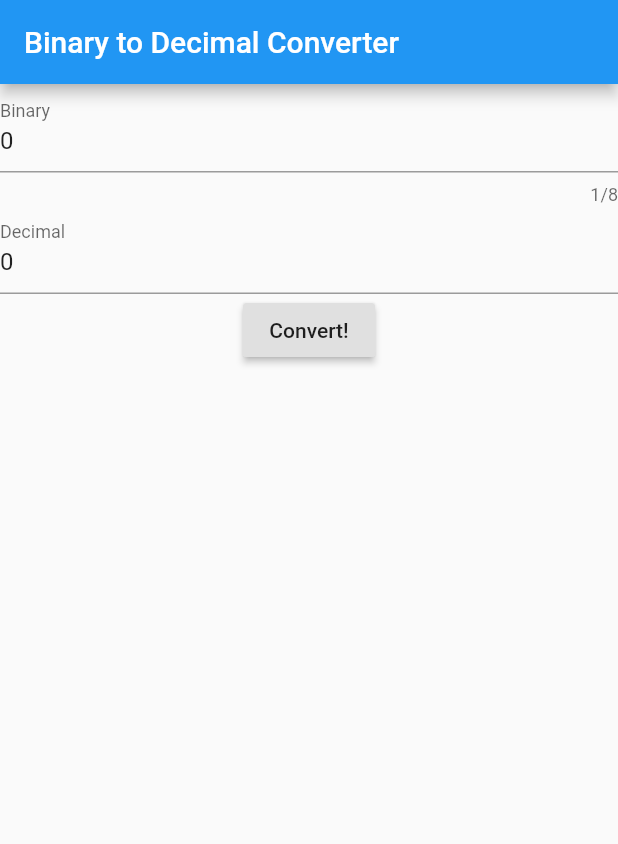
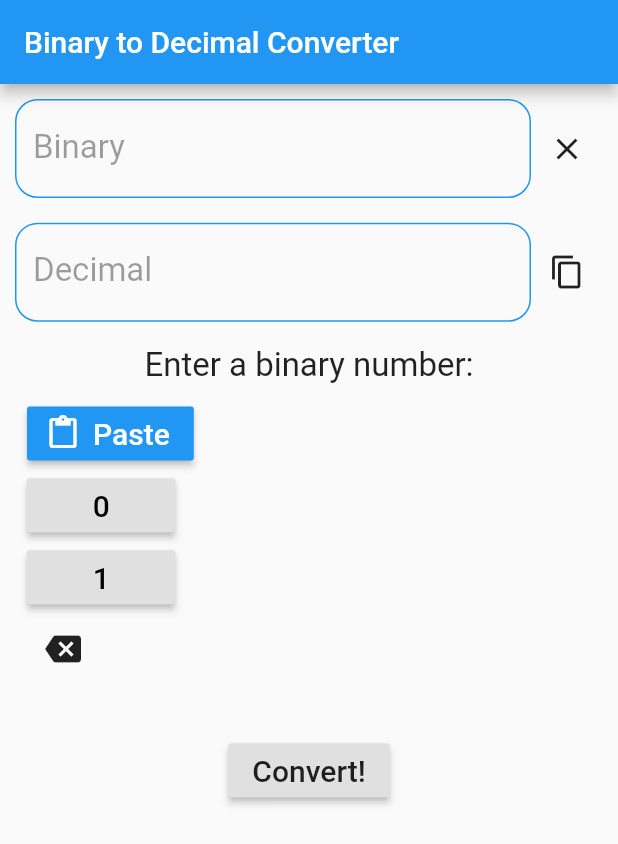
Before and after one commit to israelss/AppIdeasCollection, a Flutter app: the screen it shows after launch, on a phone screen of 412 x 824 dp. Shown: the top 844 px of the screen. Run offline on Flutter 3.47's test engine with Material 2 defaults, Android fonts, the light colour scheme and no system bars.

Commit message:
All working now (Sorry for write these awful commit messages...)

```diff
--- a/Tier1/Bin2Dec/lib/binary_formatter.dart
+++ /dev/null
@@ -1,27 +0,0 @@
-import 'package:flutter/material.dart';
-import 'package:flutter/services.dart';
-import 'package:Bin2Dec/show_alert_dialog.dart';
-
-RegExp _notZeroOrOne = RegExp(r'[^01]');
-
-class BinaryFormatter extends TextInputFormatter {
-  BuildContext context;
-  BinaryFormatter(this.context);
-  @override
-  TextEditingValue formatEditUpdate(
-      TextEditingValue oldBinaryString, TextEditingValue newBinaryString) {
-    if (newBinaryString.text.length == 0) return TextEditingValue(text: '0');
-
-    if (newBinaryString.text.indexOf(_notZeroOrOne) != -1) {
-      showAlertDialog(context, 'Input MUST be only 0\'s and 1\'s');
-      return oldBinaryString;
-    }
-
-    if (newBinaryString.text.length > 8) {
-      showAlertDialog(context, 'Input MUST be only 8 digits long');
-      return oldBinaryString;
-    }
-
-    return newBinaryString;
-  }
-}
--- a/Tier1/Bin2Dec/lib/converter.dart
+++ b/Tier1/Bin2Dec/lib/converter.dart
@@ -1,14 +1,12 @@
 RegExp _notZeroOrOne = RegExp(r'[^01]');
 
 int _binary(String s) => int.tryParse(s, radix: 2);
-int _decimal(String s) => int.tryParse(s);
+int _decimal(String s) => int.tryParse(s, radix: 10);
 
 class Converter {
   int bin2dec(String s) {
     if (s.indexOf(_notZeroOrOne) != -1)
       throw ArgumentError('Input must be only 0\'s and/or 1\'s');
-
-    if (s.length > 8) throw ArgumentError('Input must be of 8 digits or less');
 
     if (s.length == 0) return 0;
 
--- /dev/null
+++ b/Tier1/Bin2Dec/lib/converter_form/converter_form.dart
@@ -0,0 +1,65 @@
+import 'package:Bin2Dec/converter.dart';
+import 'package:Bin2Dec/converter_form/form_button_bar.dart';
+import 'package:Bin2Dec/converter_form/input_field.dart';
+import 'package:Bin2Dec/show_alert_dialog.dart';
+import 'package:flutter/material.dart';
+import 'package:flutter/services.dart';
+
+Converter converter = Converter();
+
+TextEditingController _binaryController = TextEditingController();
+TextEditingController _decimalController = TextEditingController();
+
+void _reset() {
+  _binaryController.text = '';
+  _decimalController.text = '';
+}
+
+void _copyDecimal(BuildContext context) {
+  if (_decimalController.text.isEmpty)
+    return showAlertDialog(context, 'No value to copy!');
+
+  Clipboard.setData(ClipboardData(text: _decimalController.text));
+  return showAlertDialog(context, 'Decimal copied to clipboard');
+}
+
+void Function(String) _convert = (input) {
+  if (input == '') _binaryController.text = '0';
+  return _decimalController.text = converter.bin2dec(input).toString();
+};
+
+class ConverterForm extends StatelessWidget {
+  @override
+  Widget build(BuildContext context) {
+    return Form(
+      child: Column(
+        children: <Widget>[
+          InputField(
+            label: 'Binary',
+            enabled: false,
+            readOnly: true,
+            icon: Icon(Icons.close),
+            iconAction: _reset,
+            controller: _binaryController,
+          ),
+          SizedBox(height: MediaQuery.of(context).size.height * 0.02),
+          InputField(
+            label: 'Decimal',
+            enabled: false,
+            readOnly: true,
+            icon: Icon(Icons.content_copy),
+            iconAction: () => _copyDecimal(context),
+            controller: _decimalController,
+          ),
+          SizedBox(height: MediaQuery.of(context).size.height * 0.02),
+          FormButtonBar(_binaryController),
+          SizedBox(height: MediaQuery.of(context).size.height * 0.03),
+          RaisedButton(
+            child: Text('Convert!'),
+            onPressed: () => _convert(_binaryController.text),
+          ),
+        ],
+      ),
+    );
+  }
+}
--- /dev/null
+++ b/Tier1/Bin2Dec/lib/converter_form/form_button.dart
@@ -0,0 +1,16 @@
+import 'package:flutter/material.dart';
+
+void _insertValue(TextEditingController controller, String value) =>
+    controller.text = value + controller.text;
+
+class FormButton extends StatelessWidget {
+  final String value;
+  final TextEditingController controller;
+  FormButton(this.value, this.controller);
+
+  @override
+  Widget build(BuildContext context) {
+    return RaisedButton(
+        onPressed: () => _insertValue(controller, value), child: Text(value));
+  }
+}
--- /dev/null
+++ b/Tier1/Bin2Dec/lib/converter_form/form_button_bar.dart
@@ -0,0 +1,55 @@
+import 'package:Bin2Dec/converter_form/form_button.dart';
+import 'package:Bin2Dec/show_alert_dialog.dart';
+import 'package:flutter/material.dart';
+import 'package:flutter/services.dart';
+
+TextEditingController _binaryController;
+RegExp _notZeroOrOne = RegExp(r'[^01]');
+
+void _deleteValue() {
+  if (_binaryController.text == '') return;
+  _binaryController.text =
+      _binaryController.text.substring(1, _binaryController.text.length);
+  return;
+}
+
+Future<void> _pasteToBinary(BuildContext context) async {
+  ClipboardData valueToPaste = await Clipboard.getData('text/plain');
+  if (valueToPaste.text.indexOf(_notZeroOrOne) != -1)
+    return showAlertDialog(context,
+        'Input MUST be only 0\'s and 1\'s\r\n\r\nYou tried to enter: ${valueToPaste.text}');
+
+  return _binaryController.text = valueToPaste.text;
+}
+
+class FormButtonBar extends StatelessWidget {
+  final TextEditingController binaryController;
+  FormButtonBar(this.binaryController);
+
+  @override
+  Widget build(BuildContext context) {
+    _binaryController = binaryController;
+    return Column(
+      children: <Widget>[
+        Text('Enter a binary number:'),
+        ButtonBar(
+          alignment: MainAxisAlignment.spaceEvenly,
+          buttonMinWidth: MediaQuery.of(context).size.width * 0.24,
+          children: <Widget>[
+            Container(
+              child: RaisedButton.icon(
+                onPressed: () => _pasteToBinary(context),
+                icon: Icon(Icons.content_paste),
+                label: Text('Paste'),
+                color: Theme.of(context).primaryColor,
+              ),
+            ),
+            FormButton('0', _binaryController),
+            FormButton('1', _binaryController),
+            IconButton(icon: Icon(Icons.backspace), onPressed: _deleteValue),
+          ],
+        ),
+      ],
+    );
+  }
+}
--- /dev/null
+++ b/Tier1/Bin2Dec/lib/converter_form/input_field.dart
@@ -0,0 +1,51 @@
+import 'package:flutter/material.dart';
+
+InputDecoration _inputDecoration(context, label) {
+  return InputDecoration(
+    labelText: label,
+    disabledBorder: OutlineInputBorder(
+      borderSide: BorderSide(color: Theme.of(context).primaryColor),
+      borderRadius: BorderRadius.circular(15),
+    ),
+  );
+}
+
+class InputField extends StatefulWidget {
+  final String label;
+  final bool readOnly;
+  final bool enabled;
+  final Icon icon;
+  final Function iconAction;
+  final TextEditingController controller;
+
+  InputField({
+    @required this.label,
+    @required this.readOnly,
+    @required this.enabled,
+    @required this.icon,
+    @required this.iconAction,
+    @required this.controller,
+  });
+
+  @override
+  _InputFieldState createState() => _InputFieldState();
+}
+
+class _InputFieldState extends State<InputField> {
+  @override
+  Widget build(BuildContext context) {
+    return Row(
+      children: <Widget>[
+        Expanded(
+          child: TextFormField(
+            decoration: _inputDecoration(context, widget.label),
+            controller: widget.controller,
+            readOnly: widget.readOnly,
+            enabled: widget.enabled,
+          ),
+        ),
+        IconButton(icon: widget.icon, onPressed: widget.iconAction)
+      ],
+    );
+  }
+}
--- a/Tier1/Bin2Dec/lib/converter_home.dart
+++ b/Tier1/Bin2Dec/lib/converter_home.dart
@@ -1,23 +1,5 @@
-import 'package:Bin2Dec/binary_formatter.dart';
-import 'package:Bin2Dec/converter.dart';
+import 'package:Bin2Dec/converter_form/converter_form.dart';
 import 'package:flutter/material.dart';
-import 'package:flutter/services.dart';
-
-Converter converter = Converter();
-TextEditingController _binaryController = TextEditingController(text: '0');
-TextEditingController _decimalController = TextEditingController(text: '0');
-
-void Function(String) _convert =
-    (input) => _decimalController.text = converter.bin2dec(input).toString();
-
-void _binaryTapped() {
-  if (_binaryController.text.length == 1) {
-    _binaryController.selection = TextSelection(
-      baseOffset: 0,
-      extentOffset: _binaryController.text.length,
-    );
-  }
-}
 
 class ConverterHome extends StatefulWidget {
   @override
@@ -30,29 +12,9 @@ class _ConverterHomeState extends State<ConverterHome> {
     return Scaffold(
       appBar: AppBar(title: Text('Binary to Decimal Converter')),
       body: Builder(builder: (BuildContext context) {
-        return Form(
-          child: Column(
-            children: <Widget>[
-              TextFormField(
-                decoration: InputDecoration(labelText: 'Binary'),
-                controller: _binaryController,
-                inputFormatters: [BinaryFormatter(context)],
-                keyboardType: TextInputType.number,
-                maxLength: 8,
-                maxLengthEnforced: false,
-                onTap: _binaryTapped,
-              ),
-              TextField(
-                readOnly: true,
-                decoration: InputDecoration(labelText: 'Decimal'),
-                controller: _decimalController,
-              ),
-              RaisedButton(
-                child: Text('Convert!'),
-                onPressed: () => _convert(_binaryController.text),
-              ),
-            ],
-          ),
+        return Padding(
+          padding: const EdgeInsets.all(10.0),
+          child: ConverterForm(),
         );
       }),
     );
--- a/Tier1/Bin2Dec/lib/main.dart
+++ b/Tier1/Bin2Dec/lib/main.dart
@@ -7,6 +7,13 @@ class ConverterApp extends StatelessWidget {
   @override
   Widget build(BuildContext context) {
     return MaterialApp(
+      theme: ThemeData(
+        textTheme: TextTheme(
+          bodyText2: TextStyle(fontSize: 22),
+          subtitle1: TextStyle(fontSize: 22),
+          button: TextStyle(fontSize: 20),
+        ),
+      ),
       home: ConverterHome(),
     );
   }
```
Also changed, not shown: 1 other file.
